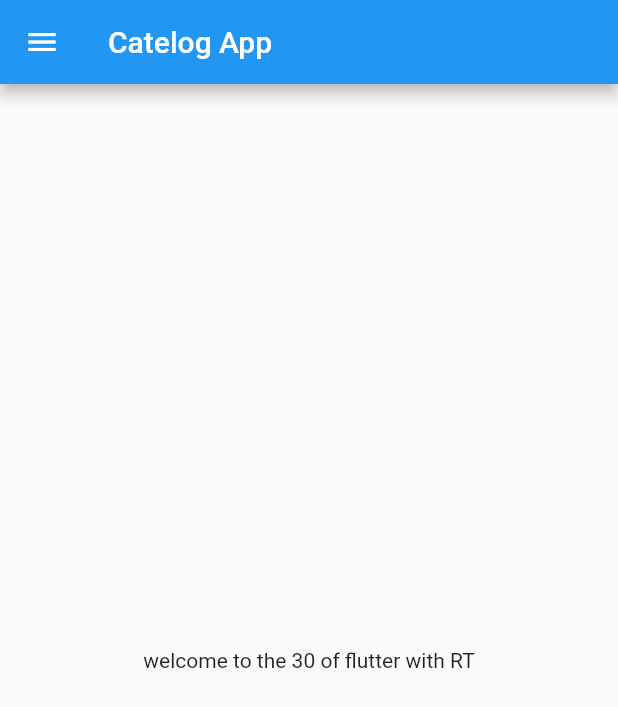
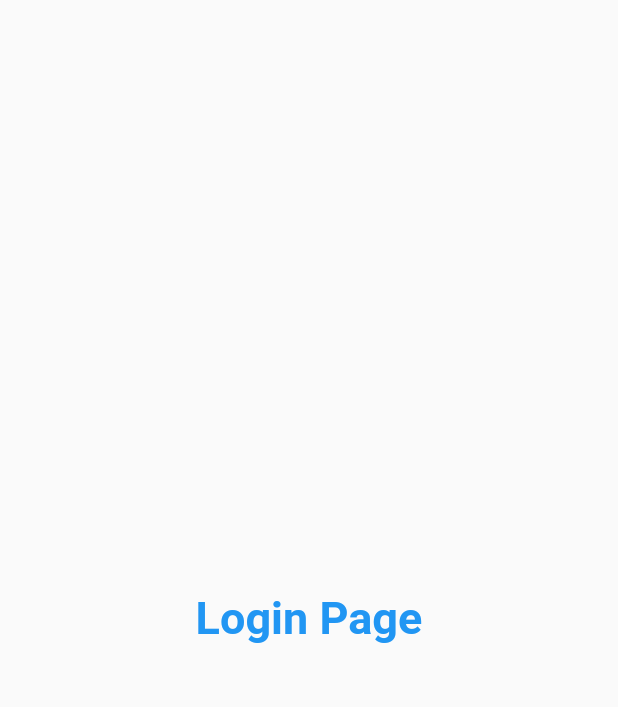
Before and after one commit to R1999T/flutter_proj, a Flutter app: the screen it shows after launch, on a phone screen of 412 x 824 dp. Shown: the top 707 px of the screen. Run offline on Flutter 3.47's test engine with Material 2 defaults, Android fonts, the phone set to English and light mode, and no system bars.

Commit message:
day3 also included , login page added

```diff
--- a/lib/main.dart
+++ b/lib/main.dart
@@ -1,4 +1,5 @@
-import 'package:catelog_proj/home_page.dart';
+import 'package:catelog_proj/pages/home_page.dart';
+import 'package:catelog_proj/pages/login_page.dart';
 import 'package:flutter/material.dart';
 
 void main() {
@@ -11,7 +12,16 @@
   @override
   Widget build(BuildContext context) {
     return MaterialApp(
-      home: HomePage(),
+      themeMode: ThemeMode.light,
+      theme: ThemeData(primarySwatch: Colors.deepPurple),
+      darkTheme: ThemeData(brightness: Brightness.dark),
+
+      //routes: takes map values
+      routes: {
+        "/": (context) => LoginPage(),
+        "/home": (context) => HomePage(),
+        "/login": (context) => LoginPage()
+      },
     );
   }
 }
--- /dev/null
+++ b/lib/pages/login_page.dart
@@ -0,0 +1,17 @@
+import 'package:flutter/material.dart';
+
+class LoginPage extends StatelessWidget {
+  const LoginPage({super.key});
+
+  @override
+  Widget build(BuildContext context) {
+    return Material(
+      child: Center(
+          child: Text(
+        "Login Page",
+        style: TextStyle(
+            fontSize: 30, color: Colors.blue, fontWeight: FontWeight.bold),
+      )),
+    );
+  }
+}
```
Also changed, not shown: lib/pages/home_page.dart (renamed from lib/home_page.dart).
